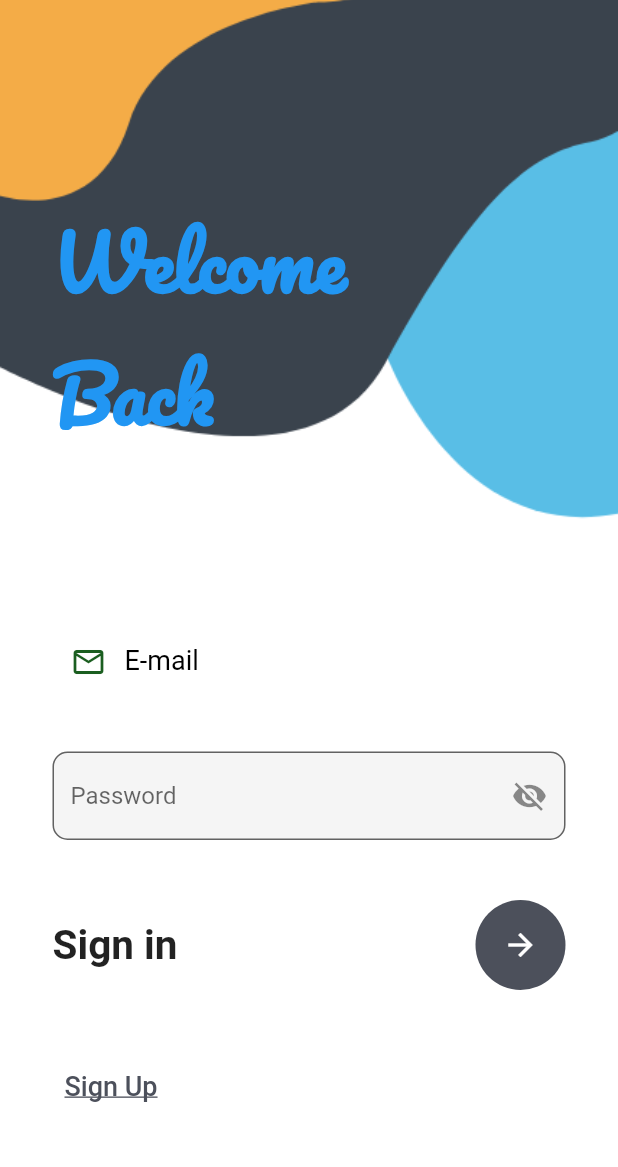
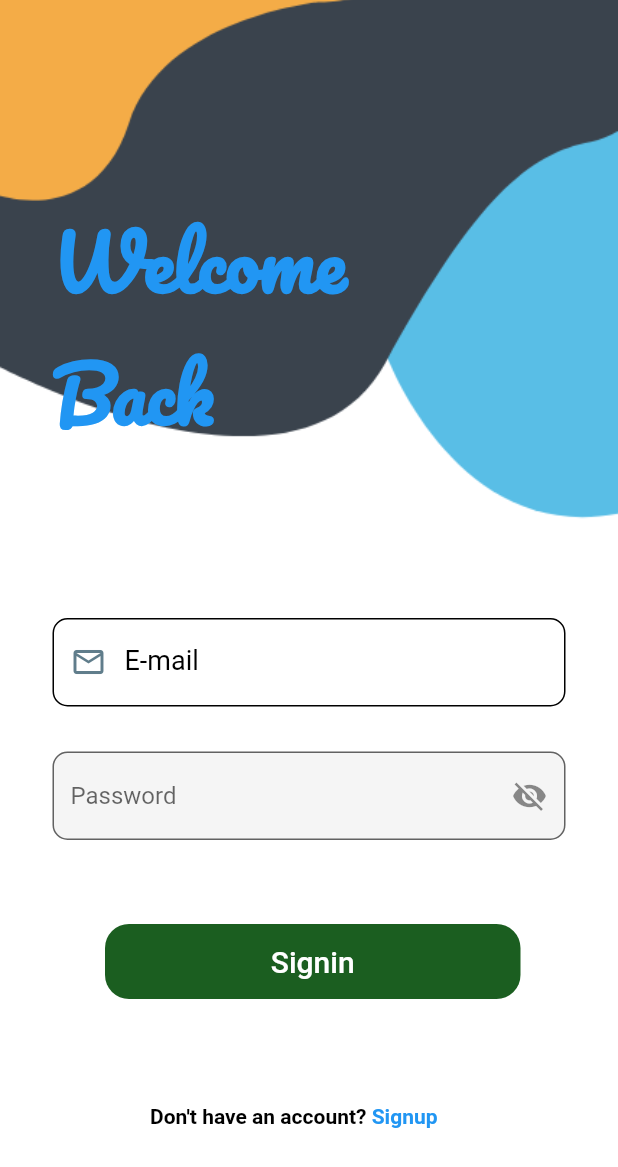
Before and after one commit to Thembek/Flutter-application, a Flutter app: the screen it shows after launch, after a tap on "Next", after a tap on "Skip", on a phone screen of 412 x 824 dp. Shown: the top 1167 px of the screen. Run offline on Flutter 3.47's test engine with Material 2 defaults, Android fonts, the phone set to English and light mode, and no system bars; our stand-ins replace flutter_svg, google_fonts, shared_preferences; missing offline and left inert: uri; Roboto replaces fonts that are missing (Acme).

Commit message:
sign in button and text update commit

```diff
--- a/lib/pages/signin.dart
+++ b/lib/pages/signin.dart
@@ -8,7 +8,6 @@ import 'package:google_fonts/google_fonts.dart';
 import 'package:flutter_main_application/pages/user.dart';
 import 'package:flutter_main_application/pages/signup.dart';
 import 'package:flutter_main_application/pages/dashboard.dart';
-import 'package:flutter_main_application/variables/constant.dart';
 import 'package:shared_preferences/shared_preferences.dart';
 
 class Signin extends StatefulWidget {
@@ -90,14 +89,14 @@ class _SigninState extends State<Signin> {
                               },
                               style: TextStyle(color: Colors.black),
                               decoration: InputDecoration(
-                                prefixIcon: Icon(Icons.email_outlined, color: Colors.green[900]),
+                                prefixIcon: Icon(Icons.email_outlined, color: Colors.blueGrey),
                                 enabledBorder: OutlineInputBorder(
                                   borderRadius: BorderRadius.circular(10),
-                                  borderSide: BorderSide(color: Colors.white),
+                                  borderSide: BorderSide(color: Colors.black),
                                 ),
                                 focusedBorder: OutlineInputBorder(
                                   borderRadius: BorderRadius.circular(10),
-                                  borderSide: BorderSide(color: Colors.green),
+                                  borderSide: BorderSide(color: Colors.black),
                                 ),
                                 border: OutlineInputBorder(
                                   borderRadius: BorderRadius.circular(10),
@@ -145,54 +144,62 @@ class _SigninState extends State<Signin> {
                               ),
                             ),
                             SizedBox(height: 40),
-                            Row(
-                              mainAxisAlignment: MainAxisAlignment.spaceBetween,
-                              children: [
-                                Text(
-                                  'Sign in',
-                                  style: GoogleFonts.acme(
-                                    fontWeight: FontWeight.w700,
-                                    fontSize: 27,
+                            Padding(
+                              padding: EdgeInsets.fromLTRB(35, 16, 30, 0),
+                              child: Container(
+                                height: 50,
+                                width: 400,
+                                // ignore: deprecated_member_use
+                                child: FlatButton(
+                                  color: Colors.green[900],
+                                  shape: RoundedRectangleBorder(
+                                    borderRadius: BorderRadius.circular(16.0),
                                   ),
-                                ),
-                                CircleAvatar(
-                                  radius: 30,
-                                  backgroundColor: Color(0xff4c505b),
-                                  child: IconButton(
-                                    color: Colors.white,
-                                    onPressed: () {
+                                  onPressed: () {
+                                    if(_formKey.currentState!.validate()) {
                                       save();
-                                    },
-                                    icon: Icon(
-                                      Icons.arrow_forward,
+                                    } else {
+                                      print('Welcome back, ${user.email}');
+                                    }
+                                  },
+                                  child: Text(
+                                    "Signin",
+                                    style: TextStyle(
+                                      color: Colors.white,
+                                      fontSize: 20,
                                     ),
                                   ),
                                 ),
-                              ],
+                              ),
                             ),
-                            SizedBox(
-                              height: 40,
-                            ),
-                            Row(
-                              mainAxisAlignment: MainAxisAlignment.spaceBetween,
-                              children: [
-                                TextButton(
-                                  onPressed: () {
-                                    Navigator.push(context, new MaterialPageRoute(builder: (context) => Signup()));
-                                  },
-                                  child: Text(
-                                    'Sign Up',
-                                    textAlign: TextAlign.left,
+                            SizedBox(height: 50),
+                            Padding(
+                              padding: const EdgeInsets.fromLTRB(65, 20, 0, 0),
+                              child: Row(
+                                children: [
+                                  Text(
+                                    "Don't have an account? ",
                                     style: TextStyle(
-                                      decoration: TextDecoration.underline,
-                                      color: Color(0xff4c505b),
-                                      fontSize: 18
+                                      color: Colors.black,
+                                      fontWeight: FontWeight.bold,
                                     ),
                                   ),
-                                  style: ButtonStyle(),
-                                ),
-                              ],
+                                  InkWell(
+                                    onTap: () {
+                                      Navigator.push(context, new MaterialPageRoute(builder: (context) => Signup()));
+                                    },
+                                    child: Text(
+                                      "Signup",
+                                      style: TextStyle(
+                                        color: Colors.blue,
+                                        fontWeight: FontWeight.bold,
+                                      ),
+                                    ),
+                                  ),
+                                ],
+                              ),
                             ),
+
                           ],
                         ),
                       ),
```
